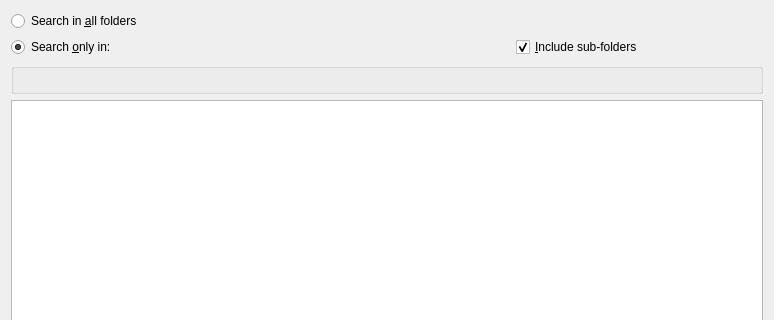
Before: the Qt Designer form kmail/ui/searchwindow.ui in KDE/kdepim, drawn with Qt 5; both pictures show x 0 to 774 and y 0 to 320 of the 774 by 637 pixel window.
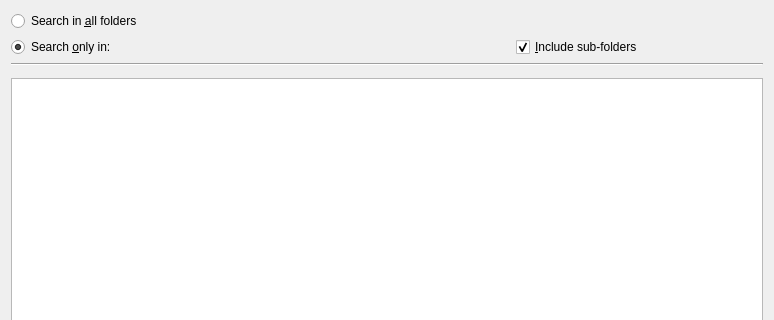
After: the same form once the commit is applied. Custom widgets are drawn as their Qt base class.

Commit message: Simplify layout

```diff
--- a/kmail/ui/searchwindow.ui
+++ b/kmail/ui/searchwindow.ui
@@ -10,7 +10,7 @@
     <height>637</height>
    </rect>
   </property>
-  <layout class="QVBoxLayout" name="verticalLayout_2">
+  <layout class="QVBoxLayout" name="verticalLayout">
    <item>
     <widget class="QRadioButton" name="mChkbxAllFolders">
      <property name="text">
@@ -46,29 +46,15 @@
     </layout>
    </item>
    <item>
-    <widget class="QGroupBox" name="groupBox">
-     <property name="sizePolicy">
-      <sizepolicy hsizetype="Preferred" vsizetype="Maximum">
-       <horstretch>0</horstretch>
-       <verstretch>0</verstretch>
-      </sizepolicy>
+    <widget class="Line" name="line_2">
+     <property name="orientation">
+      <enum>Qt::Horizontal</enum>
      </property>
-     <property name="title">
-      <string/>
-     </property>
-     <property name="flat">
-      <bool>true</bool>
-     </property>
-     <layout class="QVBoxLayout" name="verticalLayout">
-      <property name="margin">
-       <number>0</number>
-      </property>
-      <item>
-       <widget class="MailCommon::SearchPatternEdit" name="mPatternEdit" native="true"/>
-      </item>
-     </layout>
     </widget>
    </item>
+   <item>
+    <widget class="MailCommon::SearchPatternEdit" name="mPatternEdit" native="true"/>
+   </item>
    <item>
     <widget class="Akonadi::EntityTreeView" name="mLbxMatches">
      <property name="contextMenuPolicy">
```
